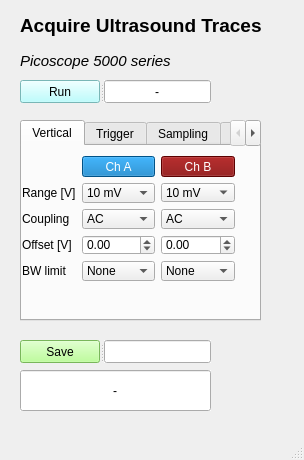
Above: acquire-ultrasound/python/code/aquire_ultrasound_gui.ui from Lars27/ultrasound-measurements before the change. Below: the same form after it.
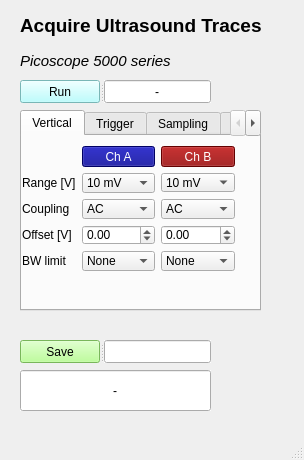
That is the form after the change.

```diff
--- a/acquire-ultrasound/python/code/aquire_ultrasound_gui.ui
+++ b/acquire-ultrasound/python/code/aquire_ultrasound_gui.ui
@@ -68,7 +68,7 @@
     <property name="geometry">
      <rect>
       <x>20</x>
-      <y>120</y>
+      <y>110</y>
       <width>241</width>
       <height>201</height>
      </rect>
@@ -117,7 +117,7 @@
           </font>
          </property>
          <property name="styleSheet">
-          <string notr="true">background-color: maroon;
+          <string notr="true">background-color: darkred;
 color: white;</string>
          </property>
          <property name="text">
@@ -214,7 +214,7 @@
           </font>
          </property>
          <property name="styleSheet">
-          <string notr="true">background-color: rgb(0, 115, 189);
+          <string notr="true">background-color: darkblue;
 color: rgb(255, 255, 255);</string>
          </property>
          <property name="text">
```
Left out of the diff: 4 changed lines with no effect on the pictures.
